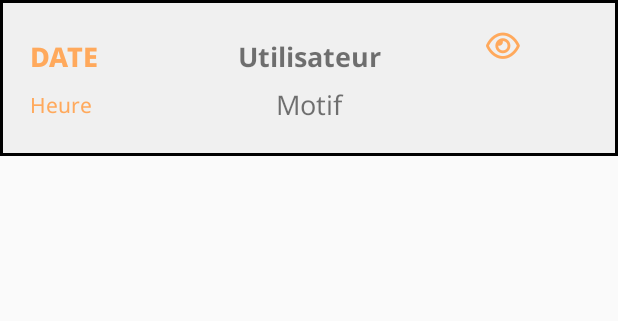
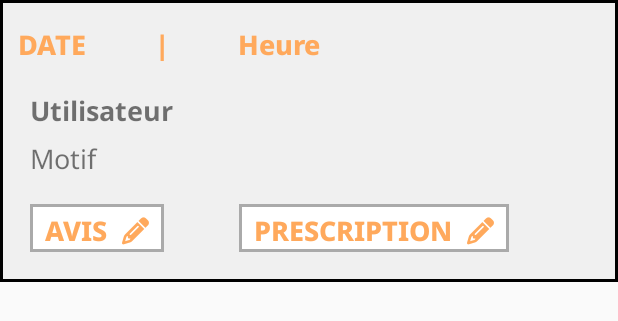
Before and after one commit to AroldMauger/soignemoi-appli, an Android app: the layout item_stay.xml on its own in the app's theme, with its tools: preview values and no code run, on a phone screen of 412 x 824 dp. Shown: the top 321 px of the screen. Run offline under Robolectric (Android 15) with nearby library versions, the phone set to English and light mode, and no system bars.

Commit message:
Mise en forme de l'affichage des stays dans le dashboard, affichage du nom et spécialité du docteur concerné dans le header

```diff
--- a/app/src/main/java/com/soignemoi/doctorapp/dashboard/staylist/StayListFragment.kt
+++ b/app/src/main/java/com/soignemoi/doctorapp/dashboard/staylist/StayListFragment.kt
@@ -25,7 +25,8 @@ class StayListFragment : Fragment(), StayAdapter.Listener {
         savedInstanceState: Bundle?
     ): View? {
         return inflater.inflate(R.layout.fragment_dashboard, null, false)
-    }
+
+}
 
     override fun onViewCreated(view: View, savedInstanceState: Bundle?) {
         super.onViewCreated(view, savedInstanceState)
--- a/app/src/main/java/com/soignemoi/doctorapp/response/GetStaysResponse.kt
+++ b/app/src/main/java/com/soignemoi/doctorapp/response/GetStaysResponse.kt
@@ -18,7 +18,7 @@ data class Speciality(val id: Int, val name: String, val code: String)
 data class Reason(val id: Int, val name: String)
 data class Doctor(val id: Int, val name: String)
 data class Slot(val id: Int, val time: Time)
-data class User(val id: Int, val username: String)
+data class User(val id: Int, val firstname: String, val lastname: String)
 data class Time(val date: String, val timezone_type: Int, val timezone: String)
 data class Opinion(val id: Int, val comment: String)
 data class Prescription(val id: Int, val medicine: String)
--- a/app/src/main/res/drawable/border_white.xml
+++ b/app/src/main/res/drawable/border_black.xml
@@ -1,7 +1,7 @@
 <?xml version="1.0" encoding="utf-8"?>
 <shape xmlns:android="http://schemas.android.com/apk/res/android" android:shape="rectangle">
-    <solid android:color="@color/orange" />
+    <solid android:color="@color/green" />
     <stroke
         android:width="2dp"
-        android:color="@android:color/white" />
+        android:color="@android:color/black" />
 </shape>
--- /dev/null
+++ b/app/src/main/res/drawable/border_black_back_white.xml
@@ -0,0 +1,7 @@
+<?xml version="1.0" encoding="utf-8"?>
+<shape xmlns:android="http://schemas.android.com/apk/res/android" android:shape="rectangle">
+    <solid android:color="@color/white" />
+    <stroke
+        android:width="2dp"
+        android:color="@android:color/darker_gray" />
+</shape>
--- a/app/src/main/res/layout/item_stay.xml
+++ b/app/src/main/res/layout/item_stay.xml
@@ -2,34 +2,35 @@
 <LinearLayout xmlns:android="http://schemas.android.com/apk/res/android"
     android:layout_width="match_parent"
     android:layout_height="wrap_content"
-    android:orientation="horizontal"
+    android:orientation="vertical"
     android:padding="12dp"
-    android:weightSum="6"
     android:background="@drawable/border_background"
     >
 
         <LinearLayout
-        android:layout_width="0dp"
+            android:layout_width="match_parent"
             android:layout_height="wrap_content"
             android:orientation="horizontal"
-        android:gravity="center_vertical"
-        android:layout_weight="2"
-        android:padding="8dp"
-        android:id="@+id/displayInfo"
+            android:weightSum="6"
             >
 
-
-
-        <LinearLayout
-            android:layout_width="match_parent"
+            <TextView
+                android:id="@+id/stayTime"
+                android:layout_width="wrap_content"
                 android:layout_height="wrap_content"
-            android:orientation="vertical">
+                android:text="DATE"
+                android:fontFamily="@font/noto_sans_font_family"
+                android:textFontWeight="800"
+                android:textSize="18sp"
+                android:layout_weight="1"
+                android:textColor="@color/orange"
+                android:layout_marginBottom="4dp" />
 
             <TextView
-                android:id="@+id/stayDate"
-                android:layout_width="match_parent"
+                android:layout_width="wrap_content"
                 android:layout_height="wrap_content"
-                android:text="DATE"
+                android:text="|"
+                android:layout_weight="1"
                 android:fontFamily="@font/noto_sans_font_family"
                 android:textFontWeight="800"
                 android:textSize="18sp"
@@ -37,20 +38,21 @@
                 android:layout_marginBottom="4dp" />
 
             <TextView
-                android:id="@+id/stayTime"
-                android:layout_width="match_parent"
+                android:id="@+id/stayDate"
+                android:layout_width="wrap_content"
                 android:layout_height="wrap_content"
-                android:textSize="14sp"
+                android:textSize="18sp"
+                android:layout_weight="1"
+                android:textFontWeight="800"
+
                 android:fontFamily="@font/noto_sans_font_family"
                 android:textColor="@color/orange"
                 android:text="Heure" />
 
     </LinearLayout>
 
-    </LinearLayout>
-
     <LinearLayout
-        android:layout_width="0dp"
+        android:layout_width="match_parent"
         android:layout_height="wrap_content"
         android:orientation="vertical"
         android:layout_weight="2"
@@ -63,7 +65,6 @@
             android:fontFamily="@font/noto_sans_font_family"
             android:textFontWeight="600"
             android:textSize="18sp"
-            android:gravity="center"
             android:text="Utilisateur"/>
 
         <TextView
@@ -71,46 +72,73 @@
             android:layout_width="match_parent"
             android:layout_height="wrap_content"
             android:fontFamily="@font/noto_sans_font_family"
-            android:gravity="center"
             android:textSize="18sp"
             android:text="Motif"/>
 
     </LinearLayout>
 
     <LinearLayout
-        android:layout_width="0dp"
+        android:layout_width="match_parent"
         android:layout_height="wrap_content"
-        android:orientation="vertical"
-        android:layout_weight="2"
+        android:orientation="horizontal"
         android:padding="8dp"
         >
-    <TextView
-        android:id="@+id/seeMore"
-        android:layout_weight="1"
+        <LinearLayout
             android:layout_width="wrap_content"
             android:layout_height="wrap_content"
-        android:textSize="20sp"
-        android:text="\uf06e"
-        android:fontFamily="@font/fa_regular400"
-        android:layout_gravity="center"
-        android:gravity="center"
-        android:textColor="@color/orange"
-
-        />
-
+            android:orientation="horizontal"
+            android:paddingHorizontal="10dp"
+            android:background="@drawable/border_black_back_white"
+            android:layout_marginRight="50dp"
+            >
         <TextView
-        android:id="@+id/stayDoctor"
-        android:layout_weight="1"
             android:layout_width="wrap_content"
             android:layout_height="wrap_content"
-        android:textSize="20sp"
-        android:fontFamily="@font/fa_regular400"
-        android:layout_gravity="center"
-        android:gravity="center"
+            android:textSize="18sp"
+            android:text="AVIS"
+            android:fontFamily="@font/noto_sans_font_family"
+            android:textColor="@color/orange"
+            android:layout_marginRight="10dp"
+            android:textFontWeight="800"
+            />
+        <TextView
+            android:id="@+id/addOpinion"
+            android:layout_width="wrap_content"
+            android:layout_height="wrap_content"
+            android:textSize="18sp"
+            android:text="\uf303"
+            android:fontFamily="@font/fa_solid900"
             android:textColor="@color/orange"
             />
+        </LinearLayout>
+        <LinearLayout
+            android:layout_width="wrap_content"
+            android:layout_height="wrap_content"
+            android:orientation="horizontal"
+            android:paddingHorizontal="10dp"
+            android:background="@drawable/border_black_back_white"
+            >
+        <TextView
+            android:layout_width="wrap_content"
+            android:layout_height="wrap_content"
+            android:textSize="18sp"
+            android:text="PRESCRIPTION"
+            android:fontFamily="@font/noto_sans_font_family"
+            android:textColor="@color/orange"
+            android:layout_marginRight="10dp"
+            android:textFontWeight="800"
+            />
+        <TextView
+            android:id="@+id/addPrescription"
+            android:layout_width="wrap_content"
+            android:layout_height="wrap_content"
+            android:textSize="18sp"
+            android:text="\uf303"
+            android:fontFamily="@font/fa_solid900"
+            android:textColor="@color/orange"
+            />
+        </LinearLayout>
 
     </LinearLayout>
 
-
 </LinearLayout>
```
Also changed, not shown: app/src/main/java/com/soignemoi/doctorapp/MainActivity.kt (+13 -17 lines), app/src/main/java/com/soignemoi/doctorapp/dashboard/DashboardActivity.kt (+9 -1 lines), app/src/main/java/com/soignemoi/doctorapp/dashboard/staylist/StayAdapter.kt (+6 -9 lines), app/src/main/java/com/soignemoi/doctorapp/login/LoginViewModel.kt (+35 -2 lines), app/src/main/res/layout/fragment_dashboard.xml (+19 -11 lines). Lines whose indentation alone changed are shown as unchanged.
